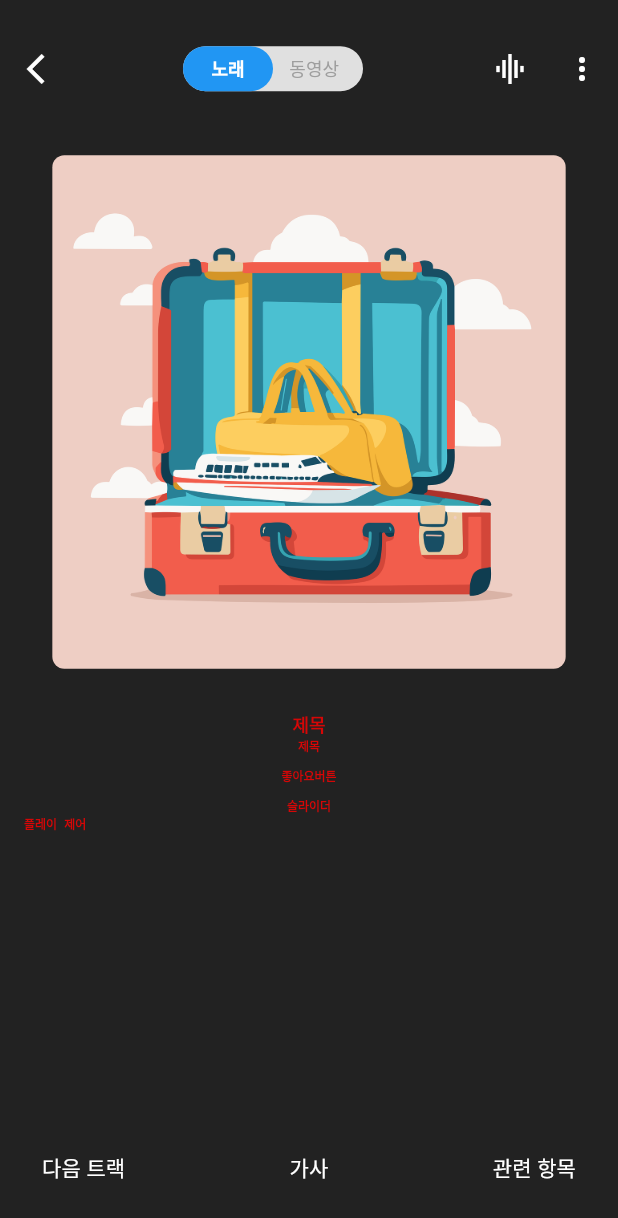
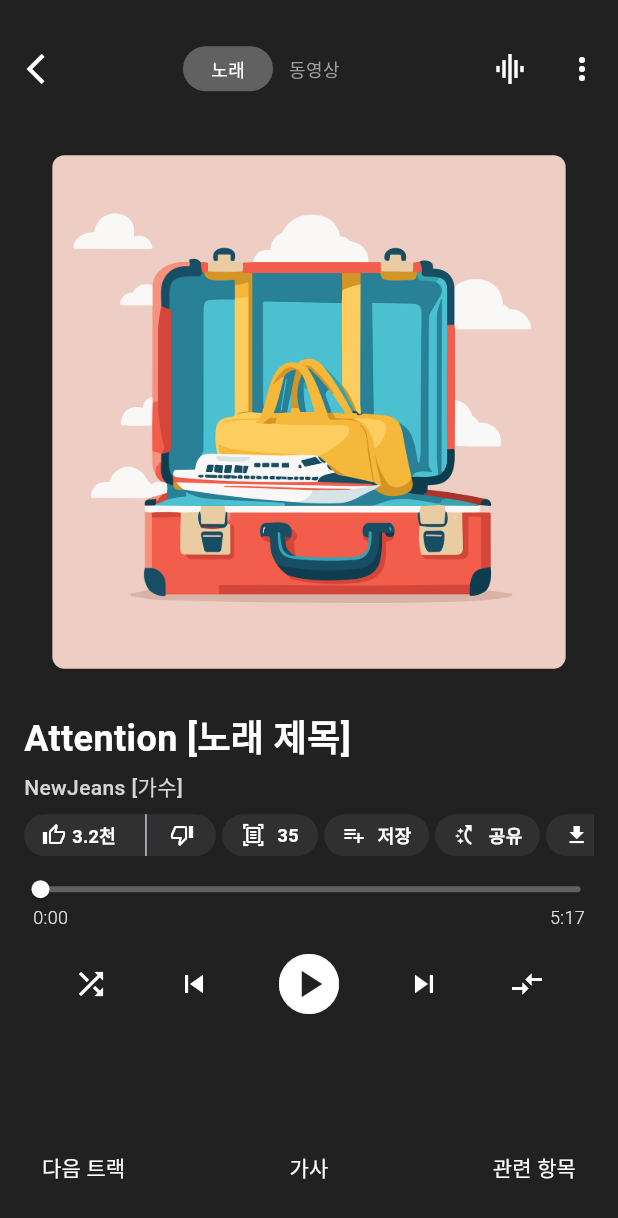
Before and after one commit to shinel94/flutter-study, a Flutter app: the MusicPlayerSdreen screen opened by its route, on a phone screen of 412 x 824 dp. Shown: the top 1218 px of the screen. Run offline on Flutter 3.47's test engine with Material 3 defaults, Android fonts, the phone set to English and light mode, and no system bars.

Commit message:
add music player ui

```diff
--- /dev/null
+++ b/lib/component/button/like_button.dart
@@ -0,0 +1,80 @@
+import 'package:flutter/material.dart';
+import 'package:ui_practice/util/number_formatter.dart';
+
+class LikeButton extends StatelessWidget {
+  bool isLike;
+  bool isUnlike;
+  int likeCount;
+  VoidCallback likeCallback;
+  VoidCallback unlikeCallback;
+  LikeButton({
+    required this.isLike,
+    required this.isUnlike,
+    required this.likeCount,
+    required this.likeCallback,
+    required this.unlikeCallback,
+    super.key,
+  });
+
+  @override
+  Widget build(BuildContext context) {
+    return Container(
+      width: 128.0,
+      height: 28.0,
+      decoration: BoxDecoration(
+          borderRadius: BorderRadius.circular(14.0), color: Colors.grey[850]),
+      child: Row(
+        crossAxisAlignment: CrossAxisAlignment.center,
+        children: [
+          GestureDetector(
+            onTap: this.likeCallback,
+            child: Padding(
+              padding:
+                  const EdgeInsets.symmetric(horizontal: 12.0, vertical: 4.0),
+              child: Row(
+                mainAxisAlignment: MainAxisAlignment.center,
+                children: [
+                  Icon(
+                    isLike
+                        ? Icons.thumb_up_alt_rounded
+                        : Icons.thumb_up_alt_outlined,
+                    size: 16.0,
+                    color: Colors.white,
+                  ),
+                  SizedBox(
+                    width: 4.0,
+                  ),
+                  Text(
+                    formatLikeCountInteger(this.likeCount),
+                    style: TextStyle(
+                        fontSize: 12.0,
+                        decoration: TextDecoration.none,
+                        color: Colors.white,
+                        fontWeight: FontWeight.w700),
+                  )
+                ],
+              ),
+            ),
+          ),
+          const VerticalDivider(
+            thickness: 1.0,
+          ),
+          GestureDetector(
+            onTap: this.unlikeCallback,
+            child: Padding(
+              padding:
+                  const EdgeInsets.symmetric(horizontal: 8.0, vertical: 4.0),
+              child: Icon(
+                isUnlike
+                    ? Icons.thumb_down_alt_rounded
+                    : Icons.thumb_down_alt_outlined,
+                size: 16.0,
+                color: Colors.white,
+              ),
+            ),
+          ),
+        ],
+      ),
+    );
+  }
+}
--- /dev/null
+++ b/lib/component/button/rounded_button.dart
@@ -0,0 +1,64 @@
+import 'package:flutter/material.dart';
+
+class RoundedButton extends StatelessWidget {
+  final String? buttonTitle;
+  final IconData buttonIcon;
+  final bool isActive;
+  final VoidCallback onClick;
+  final double width;
+
+  RoundedButton({
+    this.buttonTitle,
+    required this.buttonIcon,
+    required this.isActive,
+    required this.onClick,
+    required this.width,
+    super.key,
+  });
+
+  @override
+  Widget build(BuildContext context) {
+    final childrens = buttonTitle != null
+        ? [
+            Icon(
+              buttonIcon,
+              size: 16.0,
+              color: isActive ? Colors.white : Colors.grey[700],
+            ),
+            const SizedBox(width: 8.0),
+            Text(
+              buttonTitle ?? "",
+              style: TextStyle(
+                fontSize: 12.0,
+                decoration: TextDecoration.none,
+                color: isActive ? Colors.white : Colors.grey[700],
+                fontWeight: FontWeight.w700,
+              ),
+            )
+          ]
+        : [
+            Icon(
+              buttonIcon,
+              size: 16.0,
+              color: isActive ? Colors.white : Colors.grey[700],
+            )
+          ];
+    return GestureDetector(
+      onTap: onClick,
+      child: Container(
+        width: width,
+        height: 28.0,
+        decoration: BoxDecoration(
+          borderRadius: BorderRadius.circular(14.0),
+          color: Colors.grey[850],
+        ),
+        child: Center(
+          child: Row(
+            mainAxisAlignment: MainAxisAlignment.center,
+            children: childrens,
+          ),
+        ),
+      ),
+    );
+  }
+}
--- /dev/null
+++ b/lib/component/slider_header.dart
@@ -0,0 +1,85 @@
+import 'package:flutter/material.dart';
+
+class SliderHeader extends StatelessWidget {
+  final VoidCallback toggle;
+  final bool isFirst;
+
+  const SliderHeader({
+    required this.toggle,
+    required this.isFirst,
+    super.key,
+  });
+
+  @override
+  Widget build(BuildContext context) {
+    return GestureDetector(
+      onTap: toggle,
+      child: Container(
+        width: 120,
+        height: 30,
+        decoration: BoxDecoration(
+            borderRadius: BorderRadius.circular(25.0), color: Colors.grey[900]),
+        child: Stack(
+          children: [
+            Align(
+              alignment: Alignment.center,
+              child: Row(
+                mainAxisAlignment: MainAxisAlignment.spaceBetween,
+                children: [
+                  Padding(
+                    padding: EdgeInsets.symmetric(horizontal: 16.0),
+                    child: Text(
+                      "노래",
+                      style: TextStyle(
+                        color: isFirst ? Colors.grey[700] : Colors.grey,
+                        fontSize: 12.0,
+                        fontWeight:
+                            isFirst ? FontWeight.bold : FontWeight.normal,
+                        decoration: TextDecoration.none,
+                      ),
+                    ),
+                  ),
+                  Padding(
+                    padding: EdgeInsets.symmetric(horizontal: 16.0),
+                    child: Text(
+                      "동영상",
+                      style: TextStyle(
+                        color: !isFirst ? Colors.grey[700] : Colors.grey,
+                        fontSize: 12.0,
+                        fontWeight:
+                            !isFirst ? FontWeight.bold : FontWeight.normal,
+                        decoration: TextDecoration.none,
+                      ),
+                    ),
+                  ),
+                ],
+              ),
+            ),
+            AnimatedAlign(
+              alignment: isFirst ? Alignment.centerLeft : Alignment.centerRight,
+              duration: const Duration(milliseconds: 300),
+              curve: Curves.easeInOut,
+              child: Container(
+                width: 60,
+                height: 30,
+                decoration: BoxDecoration(
+                  borderRadius: BorderRadius.circular(25.0),
+                  color: Colors.grey[700],
+                ),
+                alignment: Alignment.center,
+                child: Text(
+                  isFirst ? "노래" : "동영상",
+                  style: const TextStyle(
+                    color: Colors.white,
+                    fontSize: 12.0,
+                    decoration: TextDecoration.none,
+                  ),
+                ),
+              ),
+            )
+          ],
+        ),
+      ),
+    );
+  }
+}
--- a/lib/screen/muscin_player_screen.dart
+++ b/lib/screen/muscin_player_screen.dart
@@ -1,4 +1,8 @@
 import 'package:flutter/material.dart';
+import 'package:ui_practice/component/button/like_button.dart';
+import 'package:ui_practice/component/button/rounded_button.dart';
+import 'package:ui_practice/component/slider_header.dart';
+import 'package:ui_practice/util/number_formatter.dart';
 
 class MusicPlayerSdreen extends StatefulWidget {
   const MusicPlayerSdreen({super.key});
@@ -8,18 +12,40 @@ class MusicPlayerSdreen extends StatefulWidget {
 }
 
 class _MusicPlayerSdreenState extends State<MusicPlayerSdreen> {
-  bool _isFirst = true;
+  bool isFirstHeader = true;
+  bool isSelectedMusicLike = false;
+  bool isSelectedMusicUnlike = false;
+  bool isPlaying = false;
+  int likeCount = 3190;
 
-  void _toggle() {
+  int musicLengthSeconds = 317;
+  int nowSeconds = 0;
+
+  void toggleHeader() {
     setState(() {
-      _isFirst = !_isFirst;
+      isFirstHeader = !isFirstHeader;
     });
+  }
+
+  void toggleMusicLike() {
+    if (isSelectedMusicLike) {
+      setState(() {
+        isSelectedMusicLike = false;
+        likeCount = likeCount - 1;
+      });
+    } else {
+      setState(() {
+        isSelectedMusicLike = true;
+        likeCount = likeCount + 1;
+      });
+    }
   }
 
   @override
   Widget build(BuildContext context) {
-    return Container(
-      decoration: BoxDecoration(color: Colors.black87),
+    return Material(
+      child: Container(
+        decoration: const BoxDecoration(color: Colors.black87),
         child: SafeArea(
           child: Column(
             children: [
@@ -32,98 +58,20 @@ class _MusicPlayerSdreenState extends State<MusicPlayerSdreen> {
                       onPressed: () {
                         Navigator.of(context).pop();
                       },
-                    icon: Icon(Icons.arrow_back_ios_outlined),
+                      icon: const Icon(Icons.arrow_back_ios_outlined),
                       color: Colors.white,
                     ),
-                  GestureDetector(
-                    onTap: _toggle,
-                    child: Container(
-                      width: 120,
-                      height: 30,
-                      decoration: BoxDecoration(
-                          borderRadius: BorderRadius.circular(25.0),
-                          color: Colors.grey[300]),
-                      child: Stack(
-                        children: [
-                          Align(
-                            alignment: Alignment.center,
-                            child: Row(
-                              mainAxisAlignment: MainAxisAlignment.spaceBetween,
-                              children: [
-                                Padding(
-                                  padding:
-                                      EdgeInsets.symmetric(horizontal: 16.0),
-                                  child: Text(
-                                    "노래",
-                                    style: TextStyle(
-                                      color:
-                                          _isFirst ? Colors.blue : Colors.grey,
-                                      fontSize: 12.0,
-                                      fontWeight: _isFirst
-                                          ? FontWeight.bold
-                                          : FontWeight.normal,
-                                      decoration: TextDecoration.none,
-                                    ),
-                                  ),
-                                ),
-                                Padding(
-                                  padding:
-                                      EdgeInsets.symmetric(horizontal: 16.0),
-                                  child: Text(
-                                    "동영상",
-                                    style: TextStyle(
-                                      color: !_isFirst
-                                          ? Colors.green
-                                          : Colors.grey,
-                                      fontSize: 12.0,
-                                      fontWeight: !_isFirst
-                                          ? FontWeight.bold
-                                          : FontWeight.normal,
-                                      decoration: TextDecoration.none,
-                                    ),
-                                  ),
-                                ),
-                              ],
-                            ),
-                          ),
-                          AnimatedAlign(
-                            alignment: _isFirst
-                                ? Alignment.centerLeft
-                                : Alignment.centerRight,
-                            duration: const Duration(milliseconds: 300),
-                            curve: Curves.easeInOut,
-                            child: Container(
-                              width: 60,
-                              height: 30,
-                              decoration: BoxDecoration(
-                                borderRadius: BorderRadius.circular(25.0),
-                                color: _isFirst ? Colors.blue : Colors.green,
-                              ),
-                              alignment: Alignment.center,
-                              child: Text(
-                                _isFirst ? "노래" : "동영상",
-                                style: const TextStyle(
-                                  color: Colors.white,
-                                  fontSize: 12.0,
-                                  decoration: TextDecoration.none,
-                                ),
-                              ),
-                            ),
-                          )
-                        ],
-                      ),
-                    ),
-                  ),
+                    SliderHeader(toggle: toggleHeader, isFirst: isFirstHeader),
                     Row(
                       children: [
                         IconButton(
                           onPressed: () {},
-                        icon: Icon(Icons.multitrack_audio_sharp),
+                          icon: const Icon(Icons.multitrack_audio_sharp),
                           color: Colors.white,
                         ),
                         IconButton(
                             onPressed: () {},
-                          icon: Icon(Icons.more_vert),
+                            icon: const Icon(Icons.more_vert),
                             color: Colors.white),
                       ],
                     )
@@ -142,51 +90,209 @@ class _MusicPlayerSdreenState extends State<MusicPlayerSdreen> {
                   ),
                 ),
               ),
-            const Expanded(
+              Expanded(
                 flex: 3,
                 child: Padding(
-                padding: EdgeInsets.symmetric(horizontal: 16.0, vertical: 16.0),
+                  padding: const EdgeInsets.symmetric(
+                      horizontal: 16.0, vertical: 16.0),
                   child: Column(
+                    crossAxisAlignment: CrossAxisAlignment.stretch,
                     children: [
-                    Text(
-                      "제목",
+                      const Text(
+                        "Attention [노래 제목]",
                         style: TextStyle(
-                          decoration: TextDecoration.none, fontSize: 12.0),
+                            decoration: TextDecoration.none,
+                            fontSize: 24.0,
+                            color: Colors.white,
+                            fontWeight: FontWeight.w700),
+                      ),
+                      SizedBox(
+                        height: 4.0,
                       ),
                       Text(
-                      "제목",
+                        "NewJeans [가수]",
                         style: TextStyle(
-                          decoration: TextDecoration.none, fontSize: 8.0),
+                          decoration: TextDecoration.none,
+                          fontSize: 14.0,
+                          fontWeight: FontWeight.w500,
+                          color: Colors.grey[350],
                         ),
-                    SizedBox(
+                      ),
+                      const SizedBox(
                         height: 8.0,
                       ),
                       SingleChildScrollView(
                         scrollDirection: Axis.horizontal,
                         child: Row(
                           children: [
-                          Text(
-                            "좋아요버튼",
-                            style: TextStyle(
-                                decoration: TextDecoration.none, fontSize: 8.0),
+                            LikeButton(
+                              isLike: isSelectedMusicLike,
+                              isUnlike: isSelectedMusicUnlike,
+                              likeCount: likeCount,
+                              likeCallback: toggleMusicLike,
+                              unlikeCallback: () {
+                                setState(() {
+                                  isSelectedMusicUnlike =
+                                      !isSelectedMusicUnlike;
+                                });
+                              },
+                            ),
+                            SizedBox(
+                              width: 4.0,
+                            ),
+                            RoundedButton(
+                              buttonIcon: Icons.document_scanner_outlined,
+                              buttonTitle: "35",
+                              isActive: true,
+                              onClick: () {},
+                              width: 64.0,
+                            ),
+                            SizedBox(
+                              width: 4.0,
+                            ),
+                            RoundedButton(
+                              buttonIcon: Icons.playlist_add_outlined,
+                              buttonTitle: "저장",
+                              isActive: true,
+                              onClick: () {},
+                              width: 70.0,
+                            ),
+                            SizedBox(
+                              width: 4.0,
+                            ),
+                            RoundedButton(
+                              buttonIcon: Icons.switch_access_shortcut_rounded,
+                              buttonTitle: "공유",
+                              isActive: true,
+                              onClick: () {},
+                              width: 70.0,
+                            ),
+                            SizedBox(
+                              width: 4.0,
+                            ),
+                            RoundedButton(
+                              buttonIcon: Icons.download,
+                              buttonTitle: "오프라인 저장",
+                              isActive: true,
+                              onClick: () {},
+                              width: 120.0,
+                            ),
+                            SizedBox(
+                              width: 4.0,
+                            ),
+                            RoundedButton(
+                              buttonIcon: Icons.broadcast_on_personal_outlined,
+                              buttonTitle: "뮤직 스테이션",
+                              isActive: true,
+                              onClick: () {},
+                              width: 120.0,
                             ),
                           ],
                         ),
                       ),
-                    SizedBox(
-                      height: 8.0,
+                      const SizedBox(
+                        height: 16.0,
+                      ),
+                      Container(
+                        width: double.infinity,
+                        height: 12,
+                        child: SliderTheme(
+                          data: SliderTheme.of(context).copyWith(
+                            thumbShape: const RoundSliderThumbShape(
+                              enabledThumbRadius: 6.0,
+                            ), // 썸의 크기 변경
+                            overlayShape: const RoundSliderOverlayShape(
+                              overlayRadius: 9.0,
+                            ), // 썸이 눌렸을 때 오버레이 크기 변경,
+                            thumbColor: Colors.white,
+                            inactiveTrackColor: Colors.grey[700],
+                            activeTrackColor: Colors.white,
+                          ),
+                          child: Slider(
+                            value: nowSeconds / musicLengthSeconds,
+                            min: 0,
+                            max: 1,
+                            divisions: musicLengthSeconds,
+                            onChanged: (value) {
+                              setState(() {
+                                nowSeconds =
+                                    (value * musicLengthSeconds).toInt();
+                              });
+                            },
+                          ),
+                        ),
+                      ),
+                      Padding(
+                        padding: const EdgeInsets.symmetric(
+                            horizontal: 6.0, vertical: 4.0),
+                        child: Row(
+                          crossAxisAlignment: CrossAxisAlignment.center,
+                          mainAxisAlignment: MainAxisAlignment.spaceBetween,
+                          children: [
+                            Text(
+                              formatIntToMinSeconds(nowSeconds),
+                              style: TextStyle(
+                                  color: Colors.grey[300],
+                                  decoration: TextDecoration.none,
+                                  fontSize: 12.0,
+                                  fontWeight: FontWeight.w300),
                             ),
                             Text(
-                      "슬라이더",
+                              formatIntToMinSeconds(musicLengthSeconds),
                               style: TextStyle(
-                          decoration: TextDecoration.none, fontSize: 8.0),
+                                  color: Colors.grey[300],
+                                  decoration: TextDecoration.none,
+                                  fontSize: 12.0,
+                                  fontWeight: FontWeight.w300),
+                            ),
+                          ],
+                        ),
                       ),
                       Row(
+                        crossAxisAlignment: CrossAxisAlignment.center,
+                        mainAxisAlignment: MainAxisAlignment.spaceEvenly,
                         children: [
-                        Text(
-                          "플레이 제어",
-                          style: TextStyle(
-                              decoration: TextDecoration.none, fontSize: 8.0),
+                          IconButton(
+                            onPressed: () {},
+                            icon: const Icon(
+                              Icons.shuffle,
+                              color: Colors.white,
+                            ),
+                          ),
+                          IconButton(
+                            onPressed: () {},
+                            icon: const Icon(
+                              Icons.skip_previous,
+                              color: Colors.white,
+                            ),
+                          ),
+                          IconButton(
+                            onPressed: () {
+                              setState(() {
+                                isPlaying = !isPlaying;
+                              });
+                            },
+                            icon: Icon(
+                              isPlaying
+                                  ? Icons.pause_circle
+                                  : Icons.play_circle,
+                              color: Colors.white,
+                              size: 48.0,
+                            ),
+                          ),
+                          IconButton(
+                            onPressed: () {},
+                            icon: Icon(
+                              Icons.skip_next,
+                              color: Colors.white,
+                            ),
+                          ),
+                          IconButton(
+                            onPressed: () {},
+                            icon: Icon(
+                              Icons.compare_arrows_sharp,
+                              color: Colors.white,
+                            ),
                           ),
                         ],
                       )
@@ -197,8 +303,8 @@ class _MusicPlayerSdreenState extends State<MusicPlayerSdreen> {
               Expanded(
                 flex: 1,
                 child: Padding(
-                padding:
-                    const EdgeInsets.symmetric(horizontal: 16.0, vertical: 8.0),
+                  padding: const EdgeInsets.symmetric(
+                      horizontal: 16.0, vertical: 8.0),
                   child: Row(
                     mainAxisAlignment: MainAxisAlignment.spaceBetween,
                     children: [
@@ -233,6 +339,7 @@ class _MusicPlayerSdreenState extends State<MusicPlayerSdreen> {
             ],
           ),
         ),
+      ),
     );
   }
 }
--- /dev/null
+++ b/lib/util/number_formatter.dart
@@ -0,0 +1,14 @@
+String formatLikeCountInteger(int number) {
+  if (number > 10000) {
+    int prime = number ~/ 10000;
+    if (prime > 10) {
+      return "$prime만";
+    }
+    return "${(number / 10000).toStringAsFixed(1)}만";
+  }
+  return "${(number / 1000).toStringAsFixed(1)}천";
+}
+
+String formatIntToMinSeconds(int number) {
+  return "${(number / 60).toInt()}:${(number % 60).toString().padLeft(2, '0')}";
+}
```
Lines whose indentation alone changed are shown as unchanged.
